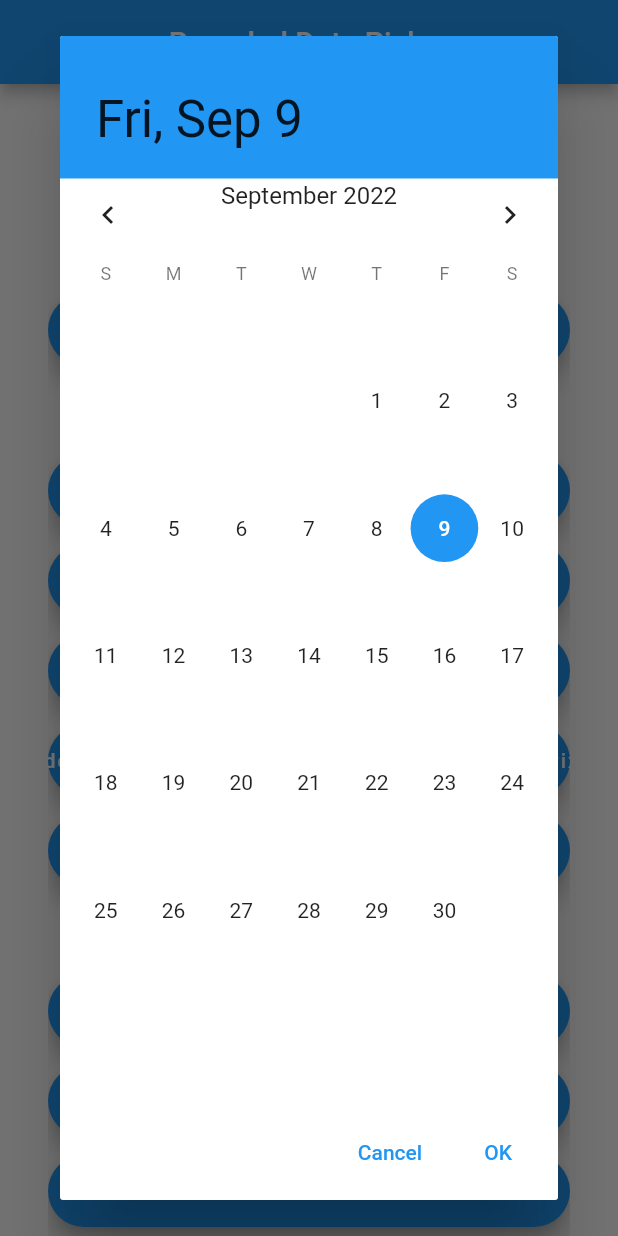
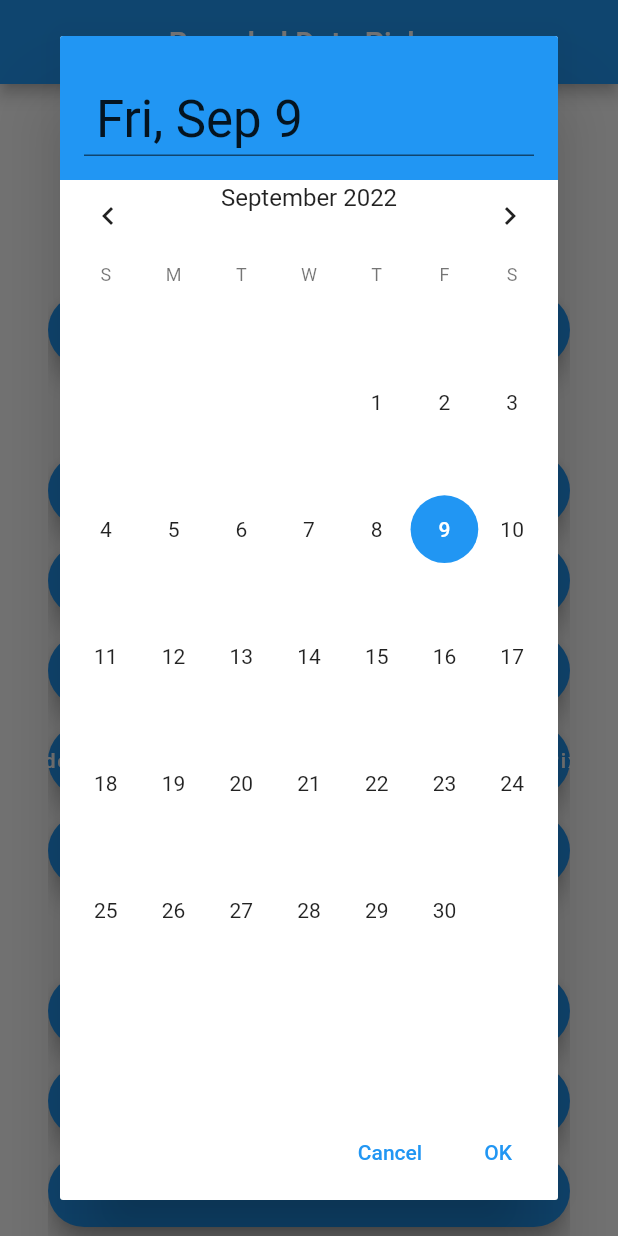
Before and after one commit to benznest/flutter_rounded_date_picker, a Flutter app: the screen it shows after launch, after a tap on "Material Calendar (Original)", on a phone screen of 412 x 824 dp. Run offline on Flutter 3.47's test engine with Material 2 defaults, Android fonts, the phone set to English and light mode, and no system bars.

Commit message:
Testing the bottom border at header

```diff
--- a/lib/src/widgets/flutter_rounded_date_picker_header.dart
+++ b/lib/src/widgets/flutter_rounded_date_picker_header.dart
@@ -183,11 +183,7 @@ class FlutterRoundedDatePickerHeader extends StatelessWidget {
     }
 
     return Container(
-      decoration: headerDecoration != null
-          ? headerDecoration?.copyWith(
-              borderRadius: borderRadiusData,
-            )
-          : BoxDecoration(
+      decoration: BoxDecoration(
         image: imageHeader != null
             ? DecorationImage(image: imageHeader!, fit: BoxFit.cover)
             : null,
@@ -214,6 +210,13 @@ class FlutterRoundedDatePickerHeader extends StatelessWidget {
                   fontFamily: fontFamily,
                 ),
               ),
+            ),
+          ),
+          FractionallySizedBox(
+            widthFactor: 1,
+            child: Container(
+              color: Colors.black54,
+              height: 1,
             ),
           )
         ],
```
Lines whose indentation alone changed are shown as unchanged.
